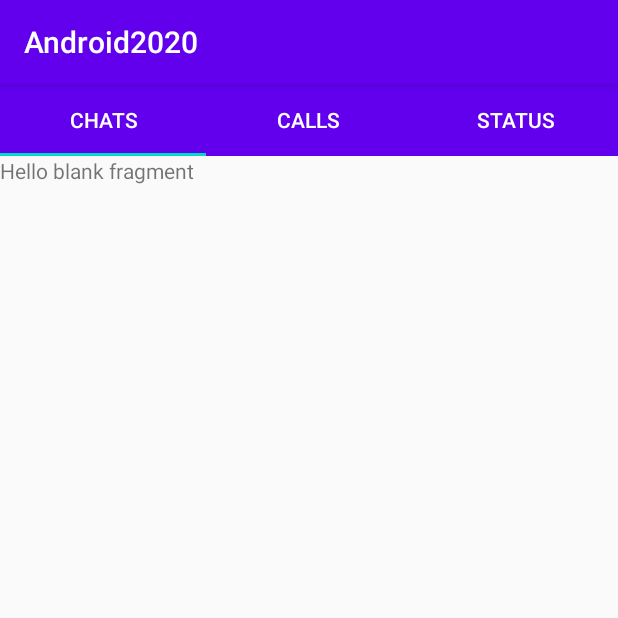
After one commit to Muneiahtellakula/android_development, an Android app: the ChatFragment screen opened directly, with no data from a screen before it, on a phone screen of 412 x 824 dp, the top half of it. The commit adds this screen. Run offline under Robolectric (Android 15) with nearby library versions, the phone set to English and light mode, and no system bars.

Commit message:
Tab Navigation Added

```diff
--- a/Android2020/app/build.gradle
+++ b/Android2020/app/build.gradle
@@ -42,4 +42,5 @@ dependencies {
     // Java language implementation
     implementation "androidx.navigation:navigation-fragment:$nav_version"
     implementation "androidx.navigation:navigation-ui:$nav_version"
+    implementation 'com.android.support:design:28.0.0'
 }
--- a/Android2020/app/src/main/AndroidManifest.xml
+++ b/Android2020/app/src/main/AndroidManifest.xml
@@ -9,7 +9,8 @@
         android:roundIcon="@mipmap/ic_launcher_round"
         android:supportsRtl="true"
         android:theme="@style/AppTheme">
-        <activity android:name=".NavigationComponent.NavigationActivity"></activity>
+        <activity android:name=".TabNavigation.TabNavActivity"></activity>
+        <activity android:name=".NavigationComponent.NavigationActivity" />
         <activity android:name=".SharedPrefarences.LoginActivity" />
 
         <receiver
--- /dev/null
+++ b/Android2020/app/src/main/java/com/muneiah/android2020/TabNavigation/ChatFragment.java
@@ -0,0 +1,29 @@
+package com.muneiah.android2020.TabNavigation;
+
+import android.os.Bundle;
+
+import androidx.fragment.app.Fragment;
+
+import android.view.LayoutInflater;
+import android.view.View;
+import android.view.ViewGroup;
+
+import com.muneiah.android2020.R;
+
+/**
+ * A simple {@link Fragment} subclass.
+ */
+public class ChatFragment extends Fragment {
+
+    public ChatFragment() {
+        // Required empty public constructor
+    }
+
+
+    @Override
+    public View onCreateView(LayoutInflater inflater, ViewGroup container,
+                             Bundle savedInstanceState) {
+        // Inflate the layout for this fragment
+        return inflater.inflate(R.layout.fragment_chat, container, false);
+    }
+}
--- /dev/null
+++ b/Android2020/app/src/main/java/com/muneiah/android2020/TabNavigation/StatusFragment.java
@@ -0,0 +1,29 @@
+package com.muneiah.android2020.TabNavigation;
+
+import android.os.Bundle;
+
+import androidx.fragment.app.Fragment;
+
+import android.view.LayoutInflater;
+import android.view.View;
+import android.view.ViewGroup;
+
+import com.muneiah.android2020.R;
+
+/**
+ * A simple {@link Fragment} subclass.
+ */
+public class StatusFragment extends Fragment {
+
+    public StatusFragment() {
+        // Required empty public constructor
+    }
+
+
+    @Override
+    public View onCreateView(LayoutInflater inflater, ViewGroup container,
+                             Bundle savedInstanceState) {
+        // Inflate the layout for this fragment
+        return inflater.inflate(R.layout.fragment_status, container, false);
+    }
+}
--- /dev/null
+++ b/Android2020/app/src/main/java/com/muneiah/android2020/TabNavigation/TabNavActivity.java
@@ -0,0 +1,79 @@
+package com.muneiah.android2020.TabNavigation;
+
+import androidx.annotation.NonNull;
+import androidx.annotation.Nullable;
+import androidx.appcompat.app.AppCompatActivity;
+import androidx.fragment.app.Fragment;
+import androidx.fragment.app.FragmentManager;
+import androidx.fragment.app.FragmentPagerAdapter;
+import androidx.viewpager.widget.ViewPager;
+
+import android.os.Bundle;
+import android.widget.Toast;
+
+import com.google.android.material.tabs.TabLayout;
+import com.muneiah.android2020.R;
+
+public class TabNavActivity extends AppCompatActivity {
+TabLayout tabLayout;
+ViewPager viewPager;
+
+    @Override
+    protected void onCreate(Bundle savedInstanceState) {
+        super.onCreate(savedInstanceState);
+        setContentView(R.layout.activity_tab_nav);
+        tabLayout=findViewById(R.id.tabl);
+        viewPager=findViewById(R.id.viewp);
+        viewPager.setAdapter(new MyFragmentViewPager(getSupportFragmentManager()));
+        tabLayout.setupWithViewPager(viewPager);
+        tabLayout.addOnTabSelectedListener(new TabLayout.OnTabSelectedListener() {
+            @Override
+            public void onTabSelected(TabLayout.Tab tab) {
+                Toast.makeText(TabNavActivity.this, "selected "+tab.getText().toString(), Toast.LENGTH_SHORT).show();
+            }
+
+            @Override
+            public void onTabUnselected(TabLayout.Tab tab) {
+                Toast.makeText(TabNavActivity.this, "un-selected "+tab.getText().toString(), Toast.LENGTH_SHORT).show();
+            }
+
+            @Override
+            public void onTabReselected(TabLayout.Tab tab) {
+                Toast.makeText(TabNavActivity.this, "re-selected "+tab.getText().toString(), Toast.LENGTH_SHORT).show();
+            }
+        });
+
+    }
+    public class MyFragmentViewPager extends FragmentPagerAdapter{
+        String titles[]={"chats","Calls","Status"};
+        public MyFragmentViewPager(@NonNull FragmentManager fm) {
+            super(fm);
+        }
+
+        @NonNull
+        @Override
+        public Fragment getItem(int position) {
+            if(position==0){
+                return  new ChatFragment();
+            }
+            if (position==1){
+                return  new StatusFragment();
+            }
+            if (position==2){
+                return  new CallsFragment();
+            }
+            return null;
+        }
+
+        @Override
+        public int getCount() {
+            return titles.length;
+        }
+
+        @Nullable
+        @Override
+        public CharSequence getPageTitle(int position) {
+            return titles[position];
+        }
+    }
+}
--- a/Android2020/app/src/main/java/com/muneiah/android2020/ui/home/HomeFragment.java
+++ b/Android2020/app/src/main/java/com/muneiah/android2020/ui/home/HomeFragment.java
@@ -27,6 +27,7 @@ import com.muneiah.android2020.NavigationComponent.NavigationActivity;
 import com.muneiah.android2020.R;
 import com.muneiah.android2020.RecyclerView.RecyclerViewDemo;
 import com.muneiah.android2020.SharedPrefarences.LoginActivity;
+import com.muneiah.android2020.TabNavigation.TabNavActivity;
 import com.muneiah.android2020.text_and_scrollView.TextAndScrollViewActivity;
 
 public class HomeFragment extends Fragment {
@@ -180,6 +181,10 @@ MainAdapter adapter;
                                 Intent nav_drawe=new Intent(getContext(), MainActivity.class);
                                 getContext().startActivity(nav_drawe);
                                 break;
+                            case 8:
+                                Intent tabNav=new Intent(getContext(), TabNavActivity.class);
+                                getContext().startActivity(tabNav);
+                                break;
                             case 9:
                                 Intent inputcontroller=new Intent(getContext(), InputControlActivity.class);
                                 getContext().startActivity(inputcontroller);
--- /dev/null
+++ b/Android2020/app/src/main/res/layout/activity_tab_nav.xml
@@ -0,0 +1,20 @@
+<?xml version="1.0" encoding="utf-8"?>
+<LinearLayout
+    android:orientation="vertical"
+    xmlns:android="http://schemas.android.com/apk/res/android"
+    xmlns:app="http://schemas.android.com/apk/res-auto"
+    xmlns:tools="http://schemas.android.com/tools"
+    android:layout_width="match_parent"
+    android:layout_height="match_parent"
+    tools:context=".TabNavigation.TabNavActivity">
+<com.google.android.material.tabs.TabLayout
+    android:layout_width="match_parent"
+    android:layout_height="wrap_content"
+    android:background="@color/colorPrimary"
+    app:tabTextColor="@android:color/white"
+    android:id="@+id/tabl"/>
+    <androidx.viewpager.widget.ViewPager
+        android:layout_width="match_parent"
+        android:layout_height="match_parent"
+        android:id="@+id/viewp"/>
+</LinearLayout>
--- /dev/null
+++ b/Android2020/app/src/main/res/layout/fragment_chat.xml
@@ -0,0 +1,14 @@
+<?xml version="1.0" encoding="utf-8"?>
+<FrameLayout xmlns:android="http://schemas.android.com/apk/res/android"
+    xmlns:tools="http://schemas.android.com/tools"
+    android:layout_width="match_parent"
+    android:layout_height="match_parent"
+    tools:context=".TabNavigation.ChatFragment">
+
+    <!-- TODO: Update blank fragment layout -->
+    <TextView
+        android:layout_width="match_parent"
+        android:layout_height="match_parent"
+        android:text="@string/hello_blank_fragment" />
+
+</FrameLayout>
```
Also changed, not shown: Android2020/app/src/main/java/com/muneiah/android2020/HelloToast/ToastViewModel.java (added, +14 -0 lines), Android2020/app/src/main/java/com/muneiah/android2020/TabNavigation/CallsFragment.java (added, +29 -0 lines), Android2020/app/src/main/res/layout/fragment_calls.xml (added, +14 -0 lines), Android2020/app/src/main/res/layout/fragment_status.xml (added, +14 -0 lines).
